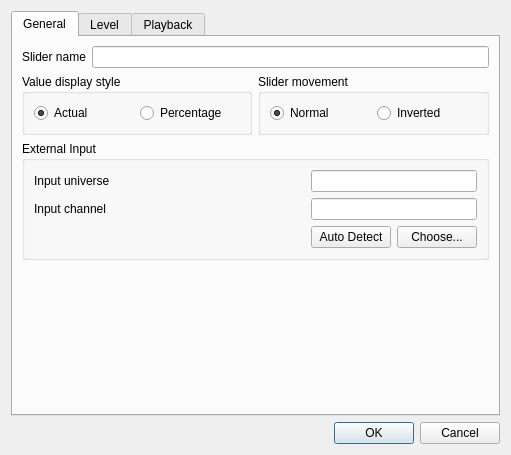
Qt form ui/src/vcsliderproperties.ui (mcallegari/qlcplus) before a commit.
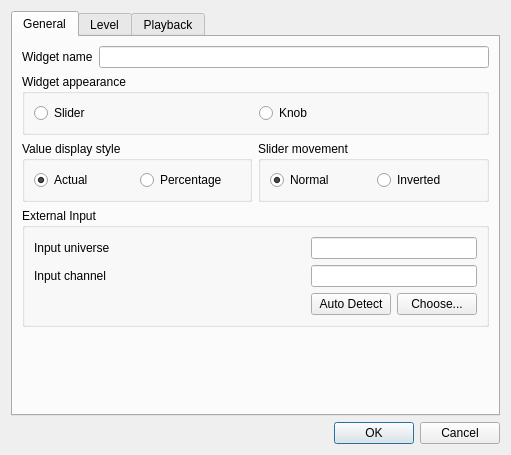
The same form after that commit. Icons and pictures are not drawn.

Commit message: VC Sliders can now be turned into knobs ! (to be completed and tested)

```diff
--- a/ui/src/vcsliderproperties.ui
+++ b/ui/src/vcsliderproperties.ui
@@ -27,25 +27,7 @@
        <string>General</string>
       </attribute>
       <layout class="QGridLayout" name="gridLayout_2">
-       <item row="0" column="0" colspan="2">
-        <layout class="QHBoxLayout">
-         <item>
-          <widget class="QLabel" name="m_nameLabel">
-           <property name="text">
-            <string>Slider name</string>
-           </property>
-          </widget>
-         </item>
-         <item>
-          <widget class="QLineEdit" name="m_nameEdit">
-           <property name="toolTip">
-            <string>Name of the slider</string>
-           </property>
-          </widget>
-         </item>
-        </layout>
-       </item>
-       <item row="1" column="0">
+       <item row="3" column="0">
         <widget class="QGroupBox" name="m_valueGroup">
          <property name="title">
           <string>Value display style</string>
@@ -77,7 +59,25 @@
          </layout>
         </widget>
        </item>
-       <item row="1" column="1">
+       <item row="0" column="0" colspan="2">
+        <layout class="QHBoxLayout">
+         <item>
+          <widget class="QLabel" name="m_nameLabel">
+           <property name="text">
+            <string>Widget name</string>
+           </property>
+          </widget>
+         </item>
+         <item>
+          <widget class="QLineEdit" name="m_nameEdit">
+           <property name="toolTip">
+            <string>Name of the slider</string>
+           </property>
+          </widget>
+         </item>
+        </layout>
+       </item>
+       <item row="3" column="1">
         <widget class="QGroupBox" name="m_sliderMovementGroup">
          <property name="title">
           <string>Slider movement</string>
@@ -103,7 +103,7 @@
          </layout>
         </widget>
        </item>
-       <item row="2" column="0" colspan="2">
+       <item row="4" column="0" colspan="2">
         <widget class="QGroupBox" name="m_externalInputGroup">
          <property name="title">
           <string>External Input</string>
@@ -182,7 +182,7 @@
          </layout>
         </widget>
        </item>
-       <item row="3" column="0" colspan="2">
+       <item row="5" column="0" colspan="2">
         <spacer>
          <property name="orientation">
           <enum>Qt::Vertical</enum>
@@ -195,6 +195,49 @@
          </property>
         </spacer>
        </item>
+       <item row="1" column="0" colspan="2">
+        <widget class="QGroupBox" name="groupBox">
+         <property name="title">
+          <string>Widget appearance</string>
+         </property>
+         <layout class="QHBoxLayout" name="horizontalLayout_6">
+          <item>
+           <widget class="QRadioButton" name="m_widgetSliderRadio">
+            <property name="text">
+             <string>Slider</string>
+            </property>
+            <property name="icon">
+             <iconset resource="qlcui.qrc">
+              <normaloff>:/slider.png</normaloff>:/slider.png</iconset>
+            </property>
+            <property name="iconSize">
+             <size>
+              <width>32</width>
+              <height>32</height>
+             </size>
+            </property>
+           </widget>
+          </item>
+          <item>
+           <widget class="QRadioButton" name="m_widgetKnobRadio">
+            <property name="text">
+             <string>Knob</string>
+            </property>
+            <property name="icon">
+             <iconset resource="qlcui.qrc">
+              <normaloff>:/knob.png</normaloff>:/knob.png</iconset>
+            </property>
+            <property name="iconSize">
+             <size>
+              <width>32</width>
+              <height>32</height>
+             </size>
+            </property>
+           </widget>
+          </item>
+         </layout>
+        </widget>
+       </item>
       </layout>
      </widget>
      <widget class="QWidget" name="Level">
```
The commit also changes 8 other files.
